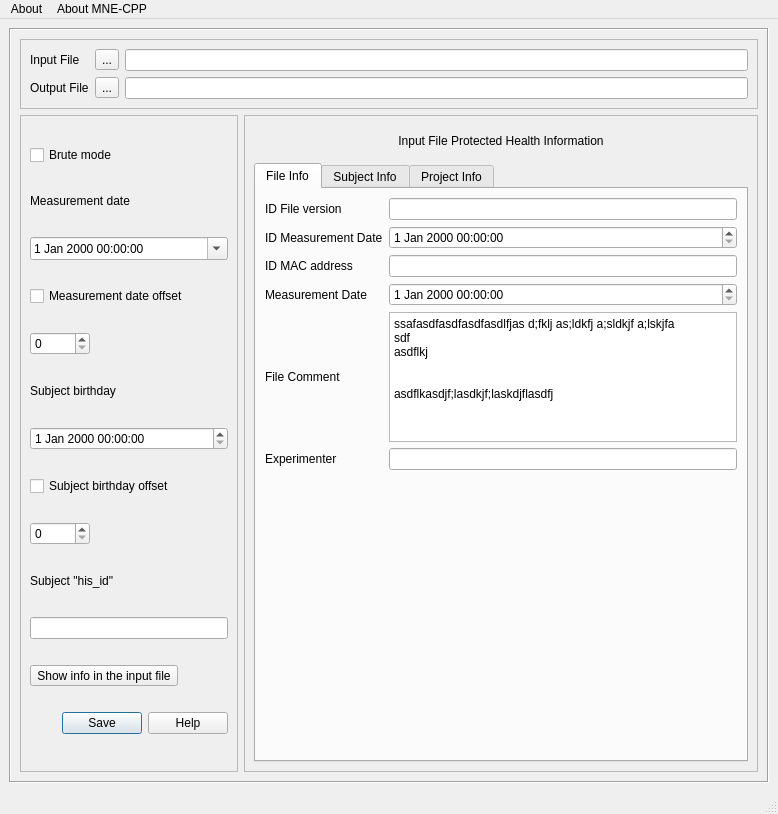
Old version of the form applications/mne_anonymize/mainwindow.ui in the repository mne-tools/mne-cpp.
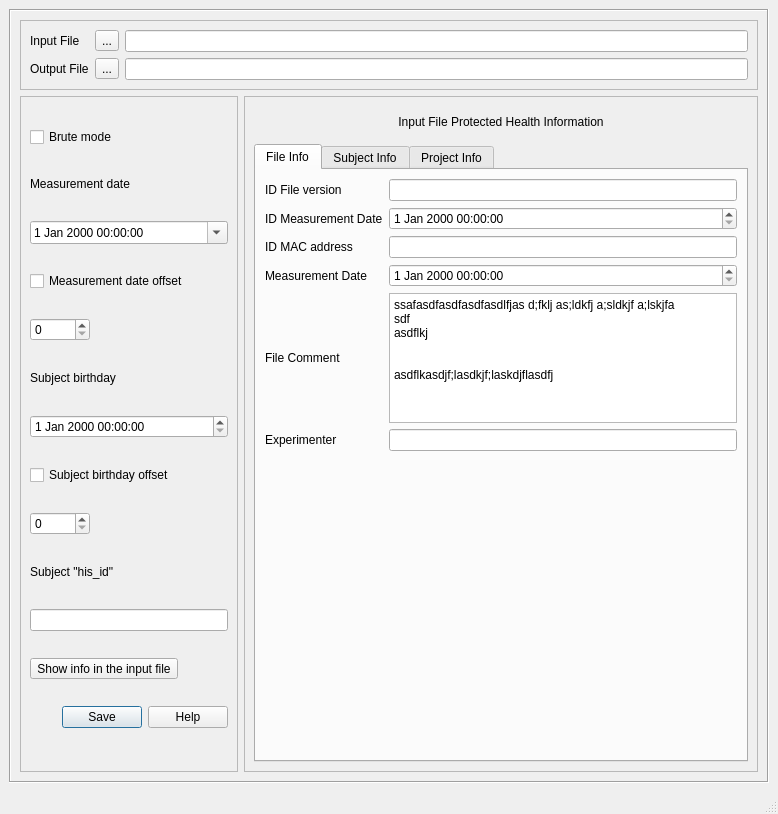
New version of the form.

Commit message: add status msg capability

Patch:
```diff
--- a/applications/mne_anonymize/mainwindow.ui
+++ b/applications/mne_anonymize/mainwindow.ui
@@ -56,7 +56,7 @@
          <x>0</x>
          <y>0</y>
          <width>750</width>
-         <height>737</height>
+         <height>759</height>
         </rect>
        </property>
        <layout class="QVBoxLayout" name="verticalLayout_2">
@@ -742,28 +742,6 @@
     </item>
    </layout>
   </widget>
-  <widget class="QMenuBar" name="menubar">
-   <property name="geometry">
-    <rect>
-     <x>0</x>
-     <y>0</y>
-     <width>778</width>
-     <height>22</height>
-    </rect>
-   </property>
-   <widget class="QMenu" name="menuAbout">
-    <property name="title">
-     <string>About</string>
-    </property>
-   </widget>
-   <widget class="QMenu" name="menuAbout_MNE_CPP">
-    <property name="title">
-     <string>About MNE-CPP</string>
-    </property>
-   </widget>
-   <addaction name="menuAbout"/>
-   <addaction name="menuAbout_MNE_CPP"/>
-  </widget>
   <widget class="QStatusBar" name="statusbar"/>
  </widget>
  <tabstops>
```
The commit also changes 2 other files.
